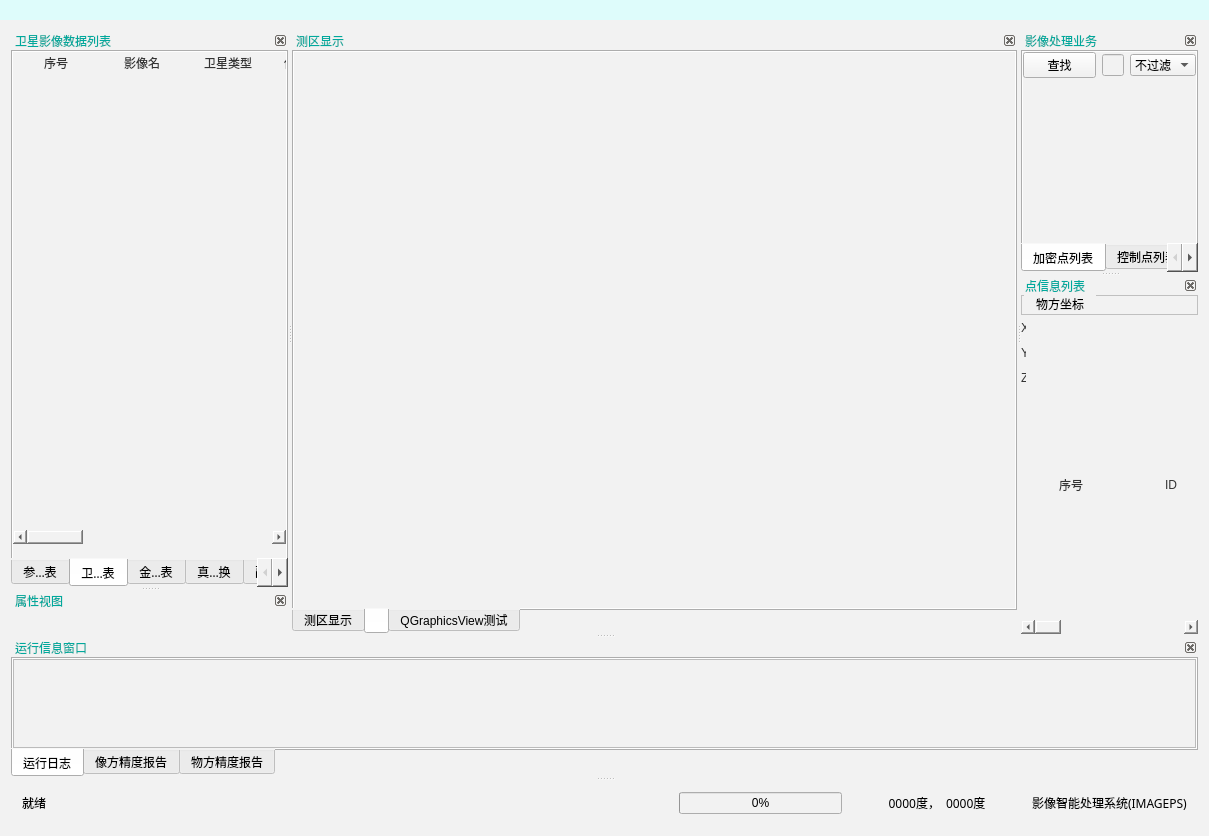
Old version of the form IMAGEPS/IMAGEPS.ui in the repository cokecat-z/IMAGEPS.
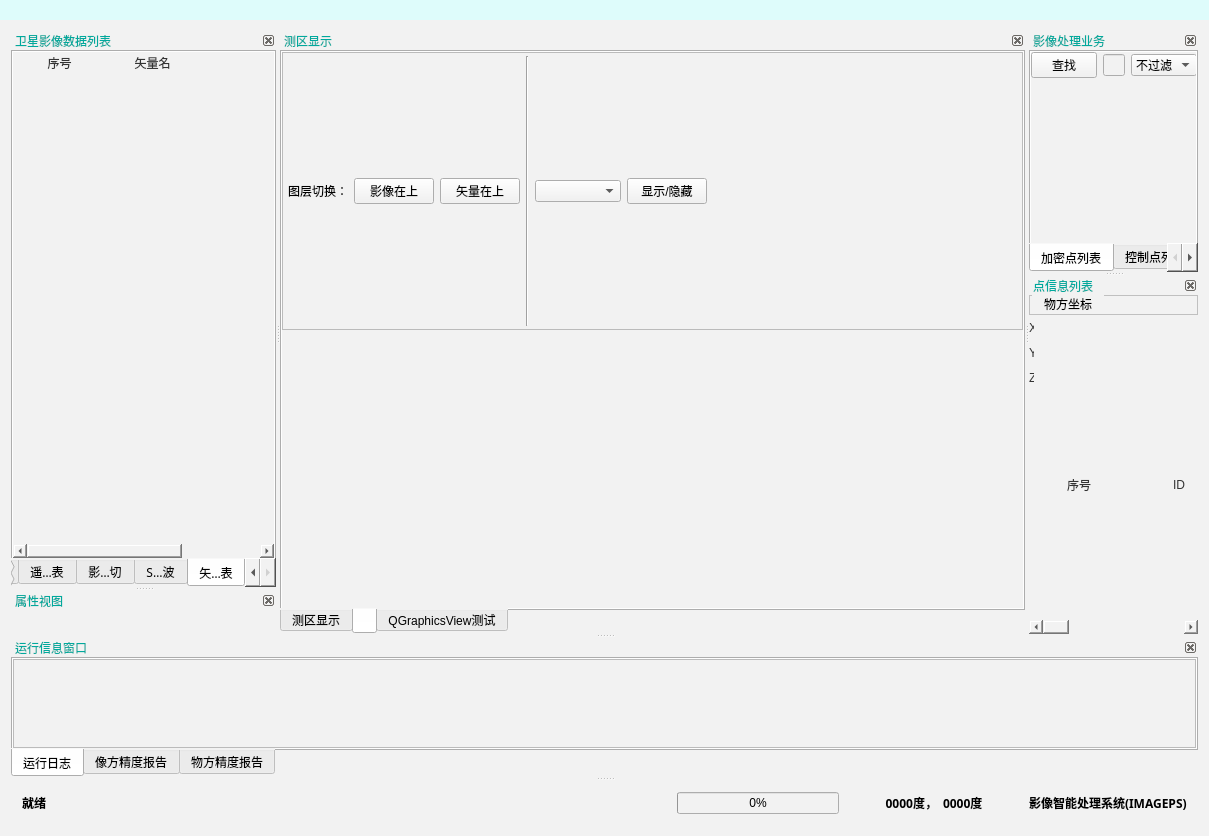
New version of the form. The open tabs and pages were chosen to show the change. Icons and pictures are not drawn. Custom widgets are drawn as their Qt base class.

Commit message: IMAGEPS DESKTOPV3.1版本代码提交

The edit to the form file:
```diff
--- a/IMAGEPS/IMAGEPS.ui
+++ b/IMAGEPS/IMAGEPS.ui
@@ -14,7 +14,7 @@
    <font>
     <family>Source Han Sans SC Medium</family>
     <pointsize>9</pointsize>
-    <weight>62</weight>
+    <weight>63</weight>
     <italic>false</italic>
     <bold>true</bold>
    </font>
@@ -35,7 +35,7 @@
 QTableWidget {
     background-color: #f2f2f2;
     border: none;
-    gridline-color: transparent;
+    gridline-color: #d0d0d0;
 }
  
 /* 表头样式 - 带省略号效果 */
@@ -89,8 +89,9 @@
 
 /* 单元格设置 */
 QTableWidget::item {
-    border: none;
+    border: 1px solid #d0d0d0;
     margin: 0;
+    padding: 2px;
 }
  
 /* 选中单元格效果 */
@@ -186,7 +187,7 @@
          </property>
          <property name="minimumSize">
           <size>
-           <width>48</width>
+           <width>57</width>
            <height>28</height>
           </size>
          </property>
@@ -2252,6 +2253,68 @@
                </item>
               </layout>
              </widget>
+             <widget class="QWidget" name="tab_31">
+              <attribute name="title">
+               <string>矢量数据列表</string>
+              </attribute>
+              <layout class="QGridLayout" name="gridLayout_40">
+               <property name="leftMargin">
+                <number>0</number>
+               </property>
+               <property name="topMargin">
+                <number>0</number>
+               </property>
+               <property name="rightMargin">
+                <number>0</number>
+               </property>
+               <property name="bottomMargin">
+                <number>0</number>
+               </property>
+               <property name="spacing">
+                <number>0</number>
+               </property>
+               <item row="0" column="0">
+                <widget class="QTableWidget" name="ShpDataList_TableW">
+                 <property name="sizePolicy">
+                  <sizepolicy hsizetype="Preferred" vsizetype="Preferred">
+                   <horstretch>0</horstretch>
+                   <verstretch>0</verstretch>
+                  </sizepolicy>
+                 </property>
+                 <property name="minimumSize">
+                  <size>
+                   <width>1</width>
+                   <height>1</height>
+                  </size>
+                 </property>
+                 <property name="contextMenuPolicy">
+                  <enum>Qt::CustomContextMenu</enum>
+                 </property>
+                 <attribute name="horizontalHeaderDefaultSectionSize">
+                  <number>93</number>
+                 </attribute>
+                 <attribute name="verticalHeaderDefaultSectionSize">
+                  <number>25</number>
+                 </attribute>
+                 <column>
+                  <property name="text">
+                   <string>序号</string>
+                  </property>
+                 </column>
+                 <column>
+                  <property name="text">
+                   <string>矢量名</string>
+                  </property>
+                 </column>
+                 <column>
+                  <property name="text">
+                   <string/>
+                  </property>
+                 </column>
+                </widget>
+               </item>
+              </layout>
+             </widget>
             </widget>
            </item>
           </layout>
@@ -2266,7 +2329,7 @@
          </property>
          <property name="minimumSize">
           <size>
-           <width>44</width>
+           <width>57</width>
            <height>43</height>
           </size>
          </property>
@@ -2378,7 +2441,7 @@
         </property>
         <property name="minimumSize">
          <size>
-          <width>44</width>
+          <width>57</width>
           <height>43</height>
          </size>
         </property>
@@ -2797,9 +2860,115 @@
              <attribute name="title">
               <string/>
              </attribute>
-             <layout class="QGridLayout" name="gridLayout_20">
-              <item row="0" column="0">
-               <widget class="QgsMapCanvasWidget" name="openGLWidget">
+             <layout class="QVBoxLayout" name="verticalLayout_tab16">
+              <property name="spacing">
+               <number>0</number>
+              </property>
+              <property name="leftMargin">
+               <number>0</number>
+              </property>
+              <property name="topMargin">
+               <number>0</number>
+              </property>
+              <property name="rightMargin">
+               <number>0</number>
+              </property>
+              <property name="bottomMargin">
+               <number>0</number>
+              </property>
+              <item>
+               <widget class="QFrame" name="layerToolBar">
+                <property name="frameShape">
+                 <enum>QFrame::StyledPanel</enum>
+                </property>
+                <property name="frameShadow">
+                 <enum>QFrame::Raised</enum>
+                </property>
+                <layout class="QHBoxLayout" name="horizontalLayout_layerTools">
+                 <property name="leftMargin">
+                  <number>5</number>
+                 </property>
+                 <property name="topMargin">
+                  <number>3</number>
+                 </property>
+                 <property name="rightMargin">
+                  <number>5</number>
+                 </property>
+                 <property name="bottomMargin">
+                  <number>3</number>
+                 </property>
+                 <item>
+                  <widget class="QLabel" name="layerToolLabel">
+                   <property name="text">
+                    <string>图层切换：</string>
+                   </property>
+                  </widget>
+                 </item>
+                 <item>
+                  <widget class="QPushButton" name="btnRasterOnTop">
+                   <property name="toolTip">
+                    <string>影像在上层</string>
+                   </property>
+                   <property name="text">
+                    <string>影像在上</string>
+                   </property>
+                  </widget>
+                 </item>
+                 <item>
+                  <widget class="QPushButton" name="btnVectorOnTop">
+                   <property name="toolTip">
+                    <string>矢量在上层</string>
+                   </property>
+                   <property name="text">
+                    <string>矢量在上</string>
+                   </property>
+                  </widget>
+                 </item>
+                 <item>
+                  <widget class="Line" name="line_layerSeparator">
+                   <property name="orientation">
+                    <enum>Qt::Vertical</enum>
+                   </property>
+                  </widget>
+                 </item>
+                 <item>
+                  <widget class="QComboBox" name="layerSwitchCombo">
+                   <property name="toolTip">
+                    <string>选择要显示的图层</string>
+                   </property>
+                   <property name="placeholderText">
+                    <string>选择图层...</string>
+                   </property>
+                  </widget>
+                 </item>
+                 <item>
+                  <widget class="QPushButton" name="btnToggleLayer">
+                   <property name="toolTip">
+                    <string>切换图层可见性</string>
+                   </property>
+                   <property name="text">
+                    <string>显示/隐藏</string>
+                   </property>
+                  </widget>
+                 </item>
+                 <item>
+                  <spacer name="horizontalSpacer_layerTools">
+                   <property name="orientation">
+                    <enum>Qt::Horizontal</enum>
+                   </property>
+                   <property name="sizeHint" stdset="0">
+                    <size>
+                     <width>40</width>
+                     <height>20</height>
+                    </size>
+                   </property>
+                  </spacer>
+                 </item>
+                </layout>
+               </widget>
+              </item>
+              <item>
+               <widget class="QgsMapCanvasWidget" name="openGLWidget" native="true">
                 <property name="sizePolicy">
                  <sizepolicy hsizetype="Expanding" vsizetype="Preferred">
                   <horstretch>0</horstretch>
@@ -3111,6 +3280,9 @@
              <property name="contextMenuPolicy">
               <enum>Qt::CustomContextMenu</enum>
              </property>
+             <property name="styleSheet">
+              <string notr="true"/>
+             </property>
              <property name="tabPosition">
               <enum>QTabWidget::South</enum>
              </property>
@@ -3261,7 +3433,7 @@
 QTableView {
     background-color: #f2f2f2;
     border: none;
-    gridline-color: transparent;
+    gridline-color: #d0d0d0;
 }
  
 /* 表头样式 - 带省略号效果 */
@@ -3315,8 +3487,9 @@
 
 /* 单元格设置 */
 QTableView::item {
-    border: none;
+    border: 1px solid #d0d0d0;
     margin: 0;
+    padding: 2px;
 }
  
 /* 选中单元格效果 */
@@ -3705,7 +3878,7 @@
         <widget class="QDockWidget" name="pointsInfoList_DockW">
          <property name="minimumSize">
           <size>
-           <width>44</width>
+           <width>57</width>
            <height>28</height>
           </size>
          </property>
@@ -4410,7 +4583,7 @@
              <font>
               <family>Source Han Sans SC Medium</family>
               <pointsize>9</pointsize>
-              <weight>62</weight>
+              <weight>63</weight>
               <italic>false</italic>
               <bold>true</bold>
              </font>
@@ -4471,7 +4644,7 @@
              <font>
               <family>Source Han Sans SC Medium</family>
               <pointsize>9</pointsize>
-              <weight>62</weight>
+              <weight>63</weight>
               <italic>false</italic>
               <bold>true</bold>
              </font>
@@ -4493,7 +4666,7 @@
              <font>
               <family>Source Han Sans SC Medium</family>
               <pointsize>9</pointsize>
-              <weight>62</weight>
+              <weight>63</weight>
               <italic>false</italic>
               <bold>true</bold>
              </font>
@@ -4524,7 +4697,7 @@
            <font>
             <family>Source Han Sans SC Medium</family>
             <pointsize>9</pointsize>
-            <weight>62</weight>
+            <weight>63</weight>
             <italic>false</italic>
             <bold>true</bold>
            </font>
@@ -4631,11 +4804,6 @@
  </widget>
  <layoutdefault spacing="6" margin="11"/>
  <customwidgets>
-  <customwidget>
-   <class>GLDisplayWidget</class>
-   <extends>QOpenGLWidget</extends>
-   <header>GLDisplayWidget.h</header>
-  </customwidget>
   <customwidget>
    <class>QgsMapCanvasWidget</class>
    <extends>QWidget</extends>
```
Left out of the diff: 41 changed lines with no effect on the pictures. The commit also changes 33 other files.
